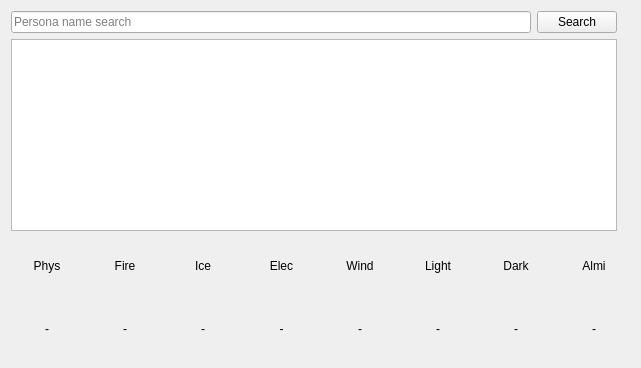
The window that form_view.ui (mb2g17/Persona-Weakness-Finder) describes before a commit, drawn with Qt 5.
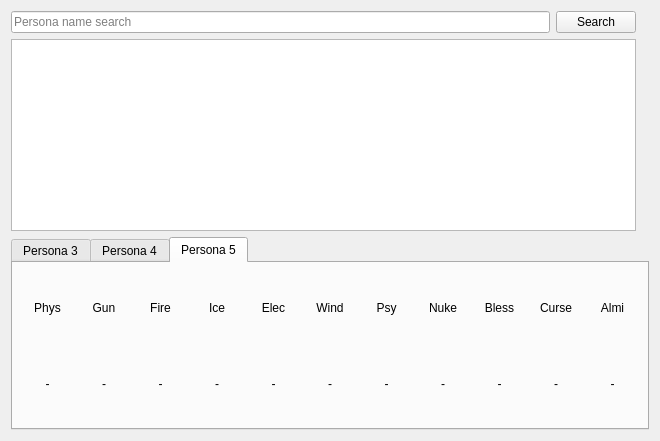
The same window after the commit. The open tabs and pages were chosen to show the change. Icons and pictures are not drawn.

Commit message: Added support for displaying Persona 3 and 5 weaknesses

What changed in the file:
```diff
--- a/form_view.ui
+++ b/form_view.ui
@@ -6,14 +6,14 @@
    <rect>
     <x>0</x>
     <y>0</y>
-    <width>641</width>
-    <height>368</height>
+    <width>660</width>
+    <height>441</height>
    </rect>
   </property>
   <property name="windowTitle">
    <string>Persona Weakness Finder</string>
   </property>
-  <layout class="QVBoxLayout" name="verticalLayout" stretch="0,10">
+  <layout class="QVBoxLayout" name="verticalLayout" stretch="0,0">
    <property name="spacing">
     <number>6</number>
    </property>
@@ -85,12 +85,282 @@
     </layout>
    </item>
    <item>
-    <layout class="QHBoxLayout" name="weakness_table" stretch="0,0,0,0,0,0,0,0">
+    <widget class="QTabWidget" name="persona_tabs">
+     <property name="currentIndex">
+      <number>1</number>
+     </property>
+     <widget class="QWidget" name="persona_3_tab">
+      <attribute name="title">
+       <string>Persona 3</string>
+      </attribute>
+      <layout class="QHBoxLayout" name="horizontalLayout_2">
      <item>
-      <layout class="QVBoxLayout" name="phys">
+        <layout class="QVBoxLayout" name="slash_3">
        <item>
         <widget class="QLabel" name="phys_label">
          <property name="text">
+            <string>Slash</string>
+           </property>
+           <property name="alignment">
+            <set>Qt::AlignCenter</set>
+           </property>
+          </widget>
+         </item>
+         <item>
+          <widget class="QLabel" name="slash_3_weakness">
+           <property name="text">
+            <string>-</string>
+           </property>
+           <property name="alignment">
+            <set>Qt::AlignCenter</set>
+           </property>
+          </widget>
+         </item>
+        </layout>
+       </item>
+       <item>
+        <layout class="QVBoxLayout" name="strike_3">
+         <item>
+          <widget class="QLabel" name="strike_3_label">
+           <property name="text">
+            <string>Strike</string>
+           </property>
+           <property name="alignment">
+            <set>Qt::AlignCenter</set>
+           </property>
+          </widget>
+         </item>
+         <item>
+          <widget class="QLabel" name="strike_3_weakness">
+           <property name="text">
+            <string>-</string>
+           </property>
+           <property name="alignment">
+            <set>Qt::AlignCenter</set>
+           </property>
+          </widget>
+         </item>
+        </layout>
+       </item>
+       <item>
+        <layout class="QVBoxLayout" name="pierce_3">
+         <item>
+          <widget class="QLabel" name="pierce_3_label">
+           <property name="text">
+            <string>Pierce</string>
+           </property>
+           <property name="alignment">
+            <set>Qt::AlignCenter</set>
+           </property>
+          </widget>
+         </item>
+         <item>
+          <widget class="QLabel" name="pierce_3_weakness">
+           <property name="text">
+            <string>-</string>
+           </property>
+           <property name="alignment">
+            <set>Qt::AlignCenter</set>
+           </property>
+          </widget>
+         </item>
+        </layout>
+       </item>
+       <item>
+        <layout class="QVBoxLayout" name="fire_3">
+         <item>
+          <widget class="QLabel" name="fire_3_label">
+           <property name="text">
+            <string>Fire</string>
+           </property>
+           <property name="alignment">
+            <set>Qt::AlignCenter</set>
+           </property>
+          </widget>
+         </item>
+         <item>
+          <widget class="QLabel" name="fire_3_weakness">
+           <property name="text">
+            <string>-</string>
+           </property>
+           <property name="alignment">
+            <set>Qt::AlignCenter</set>
+           </property>
+          </widget>
+         </item>
+        </layout>
+       </item>
+       <item>
+        <layout class="QVBoxLayout" name="ice_3">
+         <item>
+          <widget class="QLabel" name="ice_3_label">
+           <property name="text">
+            <string>Ice</string>
+           </property>
+           <property name="alignment">
+            <set>Qt::AlignCenter</set>
+           </property>
+          </widget>
+         </item>
+         <item>
+          <widget class="QLabel" name="ice_3_weakness">
+           <property name="text">
+            <string>-</string>
+           </property>
+           <property name="alignment">
+            <set>Qt::AlignCenter</set>
+           </property>
+          </widget>
+         </item>
+        </layout>
+       </item>
+       <item>
+        <layout class="QVBoxLayout" name="elec_3">
+         <item>
+          <widget class="QLabel" name="elec_3_label">
+           <property name="text">
+            <string>Elec</string>
+           </property>
+           <property name="alignment">
+            <set>Qt::AlignCenter</set>
+           </property>
+          </widget>
+         </item>
+         <item>
+          <widget class="QLabel" name="elec_3_weakness">
+           <property name="text">
+            <string>-</string>
+           </property>
+           <property name="alignment">
+            <set>Qt::AlignCenter</set>
+           </property>
+          </widget>
+         </item>
+        </layout>
+       </item>
+       <item>
+        <layout class="QVBoxLayout" name="wind_3">
+         <item>
+          <widget class="QLabel" name="wind_3_label">
+           <property name="text">
+            <string>Wind</string>
+           </property>
+           <property name="alignment">
+            <set>Qt::AlignCenter</set>
+           </property>
+          </widget>
+         </item>
+         <item>
+          <widget class="QLabel" name="wind_3_weakness">
+           <property name="text">
+            <string>-</string>
+           </property>
+           <property name="alignment">
+            <set>Qt::AlignCenter</set>
+           </property>
+          </widget>
+         </item>
+        </layout>
+       </item>
+       <item>
+        <layout class="QVBoxLayout" name="light_3">
+         <item>
+          <widget class="QLabel" name="light_3_label">
+           <property name="text">
+            <string>Light</string>
+           </property>
+           <property name="alignment">
+            <set>Qt::AlignCenter</set>
+           </property>
+          </widget>
+         </item>
+         <item>
+          <widget class="QLabel" name="light_3_weakness">
+           <property name="text">
+            <string>-</string>
+           </property>
+           <property name="alignment">
+            <set>Qt::AlignCenter</set>
+           </property>
+          </widget>
+         </item>
+        </layout>
+       </item>
+       <item>
+        <layout class="QVBoxLayout" name="dark_3">
+         <item>
+          <widget class="QLabel" name="dark_3_label">
+           <property name="text">
+            <string>Dark</string>
+           </property>
+           <property name="alignment">
+            <set>Qt::AlignCenter</set>
+           </property>
+          </widget>
+         </item>
+         <item>
+          <widget class="QLabel" name="dark_3_weakness">
+           <property name="text">
+            <string>-</string>
+           </property>
+           <property name="alignment">
+            <set>Qt::AlignCenter</set>
+           </property>
+          </widget>
+         </item>
+        </layout>
+       </item>
+       <item>
+        <layout class="QVBoxLayout" name="almi_3">
+         <item>
+          <widget class="QLabel" name="almi_3_label">
+           <property name="text">
+            <string>Almi</string>
+           </property>
+           <property name="alignment">
+            <set>Qt::AlignCenter</set>
+           </property>
+          </widget>
+         </item>
+         <item>
+          <widget class="QLabel" name="almi_3_weakness">
+           <property name="text">
+            <string>-</string>
+           </property>
+           <property name="alignment">
+            <set>Qt::AlignCenter</set>
+           </property>
+          </widget>
+         </item>
+        </layout>
+       </item>
+      </layout>
+     </widget>
+     <widget class="QWidget" name="persona_4_tab">
+      <property name="sizePolicy">
+       <sizepolicy hsizetype="Preferred" vsizetype="Preferred">
+        <horstretch>0</horstretch>
+        <verstretch>0</verstretch>
+       </sizepolicy>
+      </property>
+      <property name="maximumSize">
+       <size>
+        <width>16777215</width>
+        <height>16777215</height>
+       </size>
+      </property>
+      <property name="layoutDirection">
+       <enum>Qt::LeftToRight</enum>
+      </property>
+      <attribute name="title">
+       <string>Persona 4</string>
+      </attribute>
+      <layout class="QHBoxLayout" name="horizontalLayout">
+       <item>
+        <layout class="QVBoxLayout" name="phys_4">
+         <item>
+          <widget class="QLabel" name="phys_4_label">
+           <property name="text">
           <string>Phys</string>
          </property>
          <property name="alignment">
@@ -99,7 +369,7 @@
         </widget>
        </item>
        <item>
-        <widget class="QLabel" name="phys_weakness">
+          <widget class="QLabel" name="phys_4_weakness">
          <property name="text">
           <string>-</string>
          </property>
@@ -111,7 +381,7 @@
       </layout>
      </item>
      <item>
-      <layout class="QVBoxLayout" name="fire">
+        <layout class="QVBoxLayout" name="fire_4">
        <item>
         <widget class="QLabel" name="fire_label">
          <property name="text">
@@ -135,7 +405,7 @@
       </layout>
      </item>
      <item>
-      <layout class="QVBoxLayout" name="ice">
+        <layout class="QVBoxLayout" name="ice_4">
        <item>
         <widget class="QLabel" name="ice_label">
          <property name="text">
@@ -159,7 +429,7 @@
       </layout>
      </item>
      <item>
-      <layout class="QVBoxLayout" name="elec">
+        <layout class="QVBoxLayout" name="elec_4">
        <item>
         <widget class="QLabel" name="elec_label">
          <property name="text">
@@ -183,7 +453,7 @@
       </layout>
      </item>
      <item>
-      <layout class="QVBoxLayout" name="wind">
+        <layout class="QVBoxLayout" name="wind_4">
        <item>
         <widget class="QLabel" name="wind_label">
          <property name="text">
@@ -207,7 +477,7 @@
       </layout>
      </item>
      <item>
-      <layout class="QVBoxLayout" name="light">
+        <layout class="QVBoxLayout" name="light_4">
        <item>
         <widget class="QLabel" name="light_label">
          <property name="text">
@@ -231,7 +501,7 @@
       </layout>
      </item>
      <item>
-      <layout class="QVBoxLayout" name="dark">
+        <layout class="QVBoxLayout" name="dark_4">
        <item>
         <widget class="QLabel" name="dark_label">
          <property name="text">
@@ -255,7 +525,7 @@
       </layout>
      </item>
      <item>
-      <layout class="QVBoxLayout" name="almi">
+        <layout class="QVBoxLayout" name="almi_4">
        <item>
         <widget class="QLabel" name="almi_label">
          <property name="text">
@@ -279,6 +549,279 @@
       </layout>
      </item>
     </layout>
+     </widget>
+     <widget class="QWidget" name="persona_5_tab">
+      <attribute name="title">
+       <string>Persona 5</string>
+      </attribute>
+      <layout class="QHBoxLayout" name="horizontalLayout_3">
+       <item>
+        <layout class="QVBoxLayout" name="phys_5">
+         <item>
+          <widget class="QLabel" name="phys_5_label">
+           <property name="text">
+            <string>Phys</string>
+           </property>
+           <property name="alignment">
+            <set>Qt::AlignCenter</set>
+           </property>
+          </widget>
+         </item>
+         <item>
+          <widget class="QLabel" name="phys_5_weakness">
+           <property name="text">
+            <string>-</string>
+           </property>
+           <property name="alignment">
+            <set>Qt::AlignCenter</set>
+           </property>
+          </widget>
+         </item>
+        </layout>
+       </item>
+       <item>
+        <layout class="QVBoxLayout" name="gun_5">
+         <item>
+          <widget class="QLabel" name="gun_5_label">
+           <property name="text">
+            <string>Gun</string>
+           </property>
+           <property name="alignment">
+            <set>Qt::AlignCenter</set>
+           </property>
+          </widget>
+         </item>
+         <item>
+          <widget class="QLabel" name="gun_5_weakness">
+           <property name="text">
+            <string>-</string>
+           </property>
+           <property name="alignment">
+            <set>Qt::AlignCenter</set>
+           </property>
+          </widget>
+         </item>
+        </layout>
+       </item>
+       <item>
+        <layout class="QVBoxLayout" name="fire_5">
+         <item>
+          <widget class="QLabel" name="fire_5_label">
+           <property name="text">
+            <string>Fire</string>
+           </property>
+           <property name="alignment">
+            <set>Qt::AlignCenter</set>
+           </property>
+          </widget>
+         </item>
+         <item>
+          <widget class="QLabel" name="fire_5_weakness">
+           <property name="text">
+            <string>-</string>
+           </property>
+           <property name="alignment">
+            <set>Qt::AlignCenter</set>
+           </property>
+          </widget>
+         </item>
+        </layout>
+       </item>
+       <item>
+        <layout class="QVBoxLayout" name="ice_5">
+         <item>
+          <widget class="QLabel" name="ice_5_label">
+           <property name="text">
+            <string>Ice</string>
+           </property>
+           <property name="alignment">
+            <set>Qt::AlignCenter</set>
+           </property>
+          </widget>
+         </item>
+         <item>
+          <widget class="QLabel" name="ice_5_weakness">
+           <property name="text">
+            <string>-</string>
+           </property>
+           <property name="alignment">
+            <set>Qt::AlignCenter</set>
+           </property>
+          </widget>
+         </item>
+        </layout>
+       </item>
+       <item>
+        <layout class="QVBoxLayout" name="elec_5">
+         <item>
+          <widget class="QLabel" name="elec_5_label">
+           <property name="text">
+            <string>Elec</string>
+           </property>
+           <property name="alignment">
+            <set>Qt::AlignCenter</set>
+           </property>
+          </widget>
+         </item>
+         <item>
+          <widget class="QLabel" name="elec_5_weakness">
+           <property name="text">
+            <string>-</string>
+           </property>
+           <property name="alignment">
+            <set>Qt::AlignCenter</set>
+           </property>
+          </widget>
+         </item>
+        </layout>
+       </item>
+       <item>
+        <layout class="QVBoxLayout" name="wind_5">
+         <item>
+          <widget class="QLabel" name="wind_5_label">
+           <property name="text">
+            <string>Wind</string>
+           </property>
+           <property name="alignment">
+            <set>Qt::AlignCenter</set>
+           </property>
+          </widget>
+         </item>
+         <item>
+          <widget class="QLabel" name="wind_5_weakness">
+           <property name="text">
+            <string>-</string>
+           </property>
+           <property name="alignment">
+            <set>Qt::AlignCenter</set>
+           </property>
+          </widget>
+         </item>
+        </layout>
+       </item>
+       <item>
+        <layout class="QVBoxLayout" name="psy_5">
+         <item>
+          <widget class="QLabel" name="psy_5_label">
+           <property name="text">
+            <string>Psy</string>
+           </property>
+           <property name="alignment">
+            <set>Qt::AlignCenter</set>
+           </property>
+          </widget>
+         </item>
+         <item>
+          <widget class="QLabel" name="psy_5_weakness">
+           <property name="text">
+            <string>-</string>
+           </property>
+           <property name="alignment">
+            <set>Qt::AlignCenter</set>
+           </property>
+          </widget>
+         </item>
+        </layout>
+       </item>
+       <item>
+        <layout class="QVBoxLayout" name="nuke_5">
+         <item>
+          <widget class="QLabel" name="nuke_5_label">
+           <property name="text">
+            <string>Nuke</string>
+           </property>
+           <property name="alignment">
+            <set>Qt::AlignCenter</set>
+           </property>
+          </widget>
+         </item>
+         <item>
+          <widget class="QLabel" name="nuke_5_weakness">
+           <property name="text">
+            <string>-</string>
+           </property>
+           <property name="alignment">
+            <set>Qt::AlignCenter</set>
+           </property>
+          </widget>
+         </item>
+        </layout>
+       </item>
+       <item>
+        <layout class="QVBoxLayout" name="bless_5">
+         <item>
+          <widget class="QLabel" name="bless_5_label">
+           <property name="text">
+            <string>Bless</string>
+           </property>
+           <property name="alignment">
+            <set>Qt::AlignCenter</set>
+           </property>
+          </widget>
+         </item>
+         <item>
+          <widget class="QLabel" name="bless_5_weakness">
+           <property name="text">
+            <string>-</string>
+           </property>
+           <property name="alignment">
+            <set>Qt::AlignCenter</set>
+           </property>
+          </widget>
+         </item>
+        </layout>
+       </item>
+       <item>
+        <layout class="QVBoxLayout" name="curse_5">
+         <item>
+          <widget class="QLabel" name="curse_5_label">
+           <property name="text">
+            <string>Curse</string>
+           </property>
+           <property name="alignment">
+            <set>Qt::AlignCenter</set>
+           </property>
+          </widget>
+         </item>
+         <item>
+          <widget class="QLabel" name="curse_5_weakness">
+           <property name="text">
+            <string>-</string>
+           </property>
+           <property name="alignment">
+            <set>Qt::AlignCenter</set>
+           </property>
+          </widget>
+         </item>
+        </layout>
+       </item>
+       <item>
+        <layout class="QVBoxLayout" name="almi_5">
+         <item>
+          <widget class="QLabel" name="almi_5_label">
+           <property name="text">
+            <string>Almi</string>
+           </property>
+           <property name="alignment">
+            <set>Qt::AlignCenter</set>
+           </property>
+          </widget>
+         </item>
+         <item>
+          <widget class="QLabel" name="almi_5_weakness">
+           <property name="text">
+            <string>-</string>
+           </property>
+           <property name="alignment">
+            <set>Qt::AlignCenter</set>
+           </property>
+          </widget>
+         </item>
+        </layout>
+       </item>
+      </layout>
+     </widget>
+    </widget>
    </item>
   </layout>
  </widget>
```
Left out of the diff: 30 changed lines with no effect on the pictures. Lines whose indentation alone changed are shown as unchanged. The commit also changes 6 other files.
